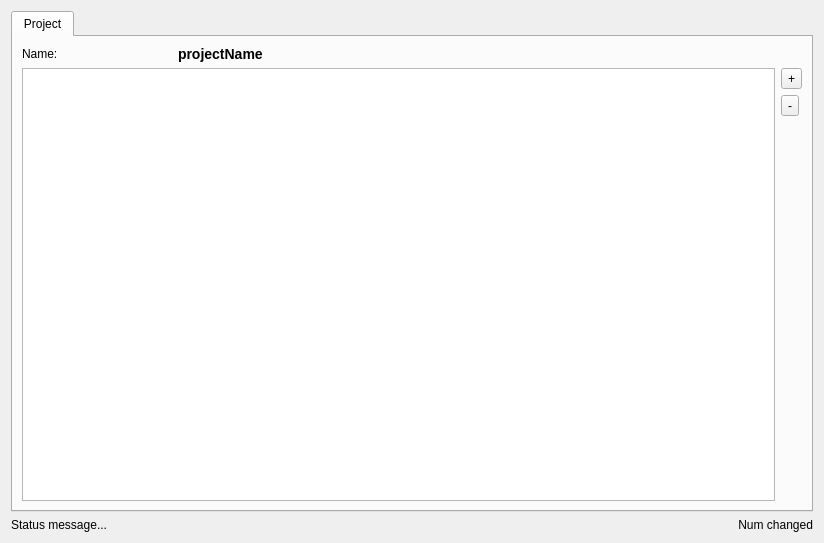
Qt form plugins/meson/settings/mesonrewriterpage.ui (KDE/kdevelop) before a commit.
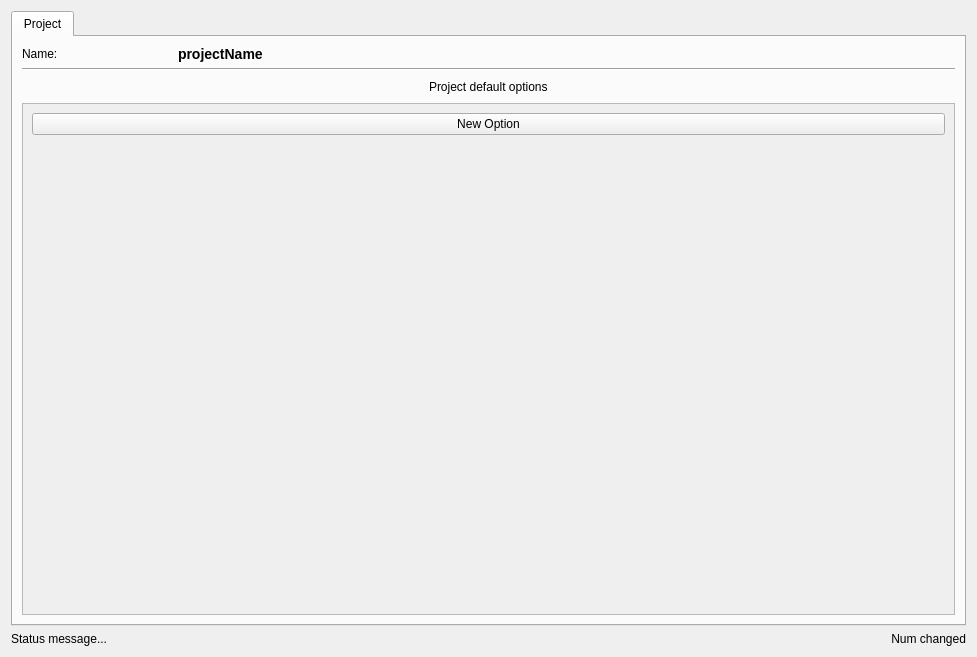
The same form after that commit. Icons and pictures are not drawn.

Commit message: meson: Added default options rewriter support

Diff of the .ui file:
```diff
--- a/plugins/meson/settings/mesonrewriterpage.ui
+++ b/plugins/meson/settings/mesonrewriterpage.ui
@@ -6,8 +6,8 @@
    <rect>
     <x>0</x>
     <y>0</y>
-    <width>824</width>
-    <height>543</height>
+    <width>977</width>
+    <height>657</height>
    </rect>
   </property>
   <property name="windowTitle">
@@ -26,9 +26,11 @@
       <attribute name="toolTip">
        <string>Project settings</string>
       </attribute>
-      <layout class="QVBoxLayout" name="verticalLayout_3">
+      <layout class="QVBoxLayout" name="verticalLayout_2">
        <item>
-        <layout class="QHBoxLayout" name="horizontalLayout_3">
+        <layout class="QVBoxLayout" name="c_projectRoot">
+         <item>
+          <layout class="QHBoxLayout" name="c_projectName">
          <item>
           <widget class="QLabel" name="l_dispProject">
            <property name="sizePolicy">
@@ -66,32 +68,80 @@
        <item>
         <layout class="QVBoxLayout" name="c_project"/>
        </item>
+        </layout>
+       </item>
        <item>
-        <layout class="QHBoxLayout" name="horizontalLayout_2">
+        <widget class="Line" name="c_prSep">
+         <property name="orientation">
+          <enum>Qt::Horizontal</enum>
+         </property>
+        </widget>
+       </item>
          <item>
-          <widget class="QListWidget" name="listWidget"/>
+        <layout class="QVBoxLayout" name="c_defOptsRoot">
+         <item>
+          <layout class="QHBoxLayout" name="c_defOptTitle">
+           <item>
+            <spacer name="s_defOptTitle1">
+             <property name="orientation">
+              <enum>Qt::Horizontal</enum>
+             </property>
+             <property name="sizeHint" stdset="0">
+              <size>
+               <width>40</width>
+               <height>20</height>
+              </size>
+             </property>
+            </spacer>
          </item>
          <item>
-          <layout class="QVBoxLayout" name="verticalLayout_2">
+            <widget class="QLabel" name="l_defOpts">
+             <property name="text">
+              <string>Project default options</string>
+             </property>
+            </widget>
+           </item>
            <item>
-            <widget class="QToolButton" name="toolButton">
+            <spacer name="s_defOptTitle2">
+             <property name="orientation">
+              <enum>Qt::Horizontal</enum>
+             </property>
+             <property name="sizeHint" stdset="0">
+              <size>
+               <width>40</width>
+               <height>20</height>
+              </size>
+             </property>
+            </spacer>
+           </item>
+          </layout>
+         </item>
+         <item>
+          <widget class="QScrollArea" name="scroll_defOpts">
+           <property name="widgetResizable">
+            <bool>true</bool>
+           </property>
+           <widget class="QWidget" name="c_scrollDefOpts">
+            <property name="geometry">
+             <rect>
+              <x>0</x>
+              <y>0</y>
+              <width>939</width>
+              <height>487</height>
+             </rect>
+            </property>
+            <layout class="QVBoxLayout" name="verticalLayout_3">
+             <item>
+              <layout class="QVBoxLayout" name="c_defOpts"/>
+             </item>
+             <item>
+              <widget class="QPushButton" name="b_newOpt">
              <property name="text">
-              <string>+</string>
+                <string>New Option</string>
              </property>
              <property name="icon">
               <iconset theme="list-add">
-               <normaloff>../../../../../.designer/backup</normaloff>../../../../../.designer/backup</iconset>
-             </property>
-            </widget>
-           </item>
-           <item>
-            <widget class="QToolButton" name="toolButton_2">
-             <property name="text">
-              <string>-</string>
-             </property>
-             <property name="icon">
-              <iconset theme="list-remove">
-               <normaloff>../../../../../.designer/backup</normaloff>../../../../../.designer/backup</iconset>
+                 <normaloff>.</normaloff>.</iconset>
              </property>
             </widget>
            </item>
@@ -103,12 +153,14 @@
              <property name="sizeHint" stdset="0">
               <size>
                <width>20</width>
-               <height>40</height>
+                 <height>423</height>
               </size>
              </property>
             </spacer>
            </item>
           </layout>
+           </widget>
+          </widget>
          </item>
         </layout>
        </item>
```
Left out of the diff: 22 changed lines with no effect on the pictures. Lines whose indentation alone changed are shown as unchanged. The commit also changes 8 other files.
